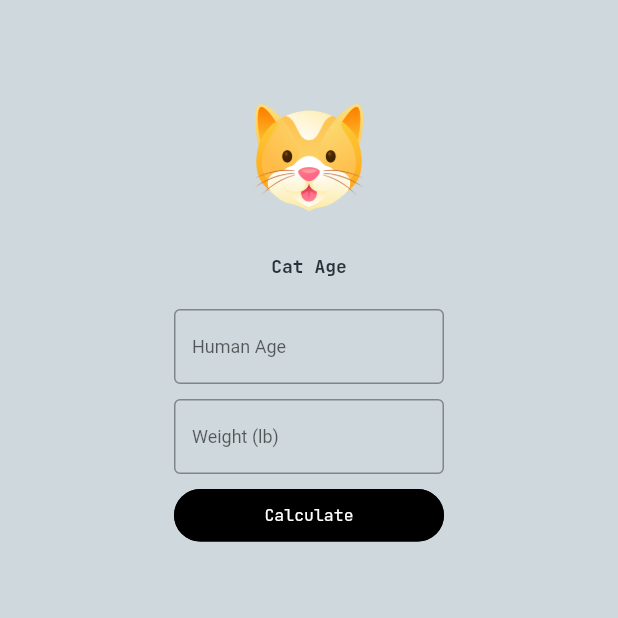
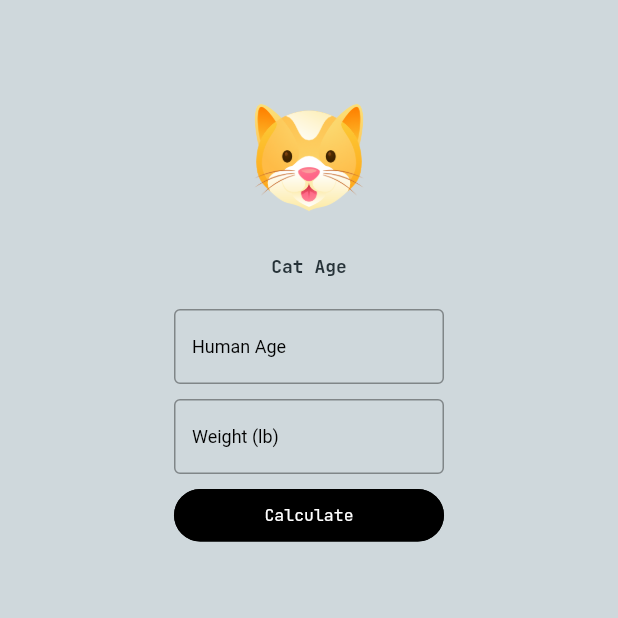
Before and after one commit to Victor-Zarzar/age-pet, a Flutter app: the CatPage screen opened directly, on a phone screen of 412 x 824 dp, the top half of it. Run offline on Flutter 3.47's test engine with Material 3 defaults, Android fonts, the phone set to English and light mode, and no system bars; drawn by our look-alikes of getwidget; our stand-ins replace easy_localization, flutter_local_notifications, google_fonts.

Commit message:
Refactor: add new layout Textformfields

```diff
--- a/lib/components/AppTheme/app_theme.dart
+++ b/lib/components/AppTheme/app_theme.dart
@@ -1,4 +1,6 @@
 import 'dart:ui';
+
+import 'package:flutter/material.dart';
 
 class AppTheme {
   AppTheme._();
@@ -26,6 +28,12 @@ class ButtonColor {
 
 }
 
+class FormColor {
+  FormColor._();
+
+  static Color get primaryColor => const Color(0xFF000000);
+}
+
 class TabBarColor {
   TabBarColor._();
 
--- a/lib/pages/CatPage/cat_page.dart
+++ b/lib/pages/CatPage/cat_page.dart
@@ -49,14 +49,23 @@ class _CatPageState extends State<CatPage> {
                   height: 50,
                   width: 180,
                   child: TextFormField(
+                    cursorColor: FormColor.primaryColor,
                     controller: humanAgeController,
                     keyboardType: TextInputType.number,
                     decoration: InputDecoration(
                       labelText: 'labelcat'.tr(),
-                      labelStyle: const TextStyle(
+                      labelStyle: TextStyle(
                         fontSize: 12,
+                        color: FormColor.primaryColor,
                       ),
                       border: const OutlineInputBorder(),
+                      focusedBorder: OutlineInputBorder(
+                        borderSide: BorderSide(
+                          color: FormColor.primaryColor,
+                          width: 2,
+                        ),
+                        borderRadius: BorderRadius.circular(5),
+                      ),
                     ),
                   ),
                 ),
@@ -65,13 +74,22 @@ class _CatPageState extends State<CatPage> {
                   height: 50,
                   width: 180,
                   child: TextFormField(
+                    cursorColor: FormColor.primaryColor,
                     controller: weightController,
                     keyboardType: TextInputType.number,
                     decoration: InputDecoration(
                       border: const OutlineInputBorder(),
+                      focusedBorder: OutlineInputBorder(
+                        borderSide: BorderSide(
+                          color: FormColor.primaryColor,
+                          width: 2,
+                        ),
+                        borderRadius: BorderRadius.circular(5),
+                      ),
                       labelText: 'secondlabelcat'.tr(),
-                      labelStyle: const TextStyle(
+                      labelStyle: TextStyle(
                         fontSize: 12,
+                        color: FormColor.primaryColor,
                       ),
                     ),
                   ),
```
Also changed, not shown: lib/pages/DogPage/dog_page.dart (+20 -2 lines).
